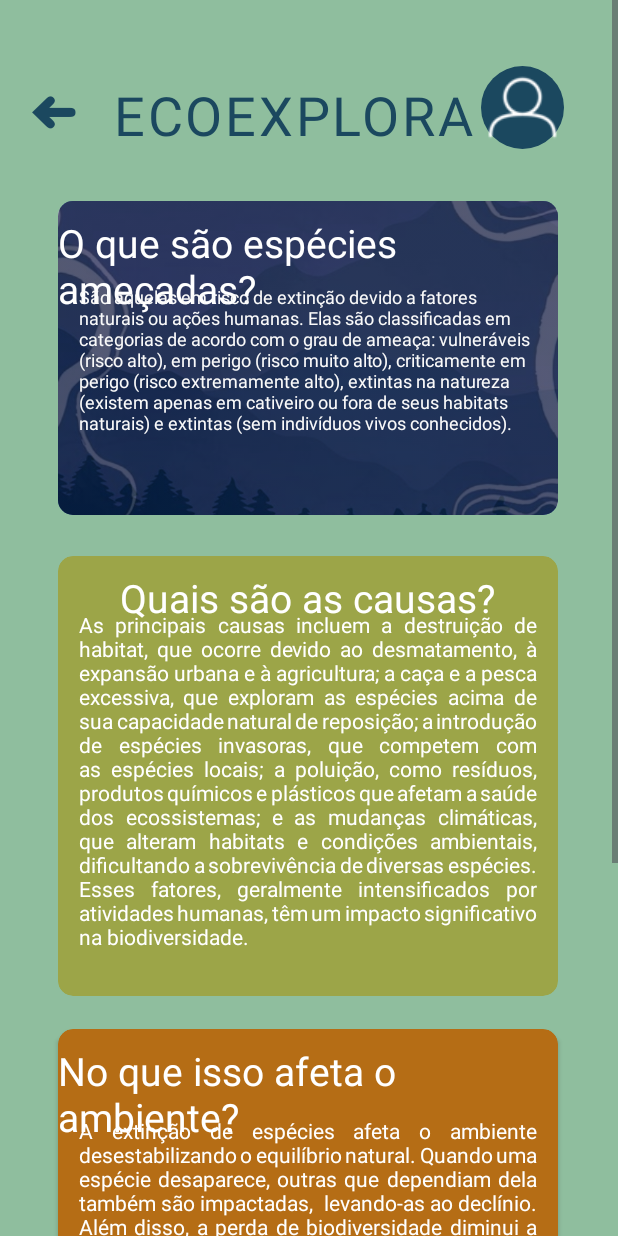
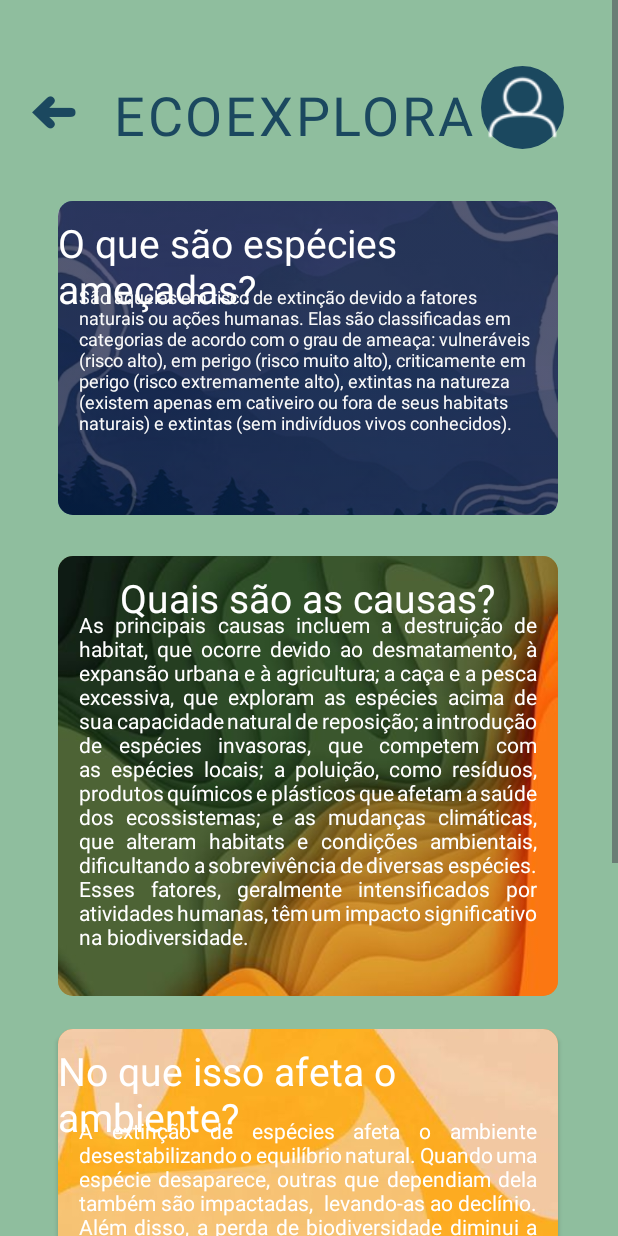
Before and after one commit to senacrs-emti/2024-3MB-freecode-G01, an Android app: the layout activity_infopage.xml on its own in the app's theme, with its tools: preview values and no code run, on a phone screen of 412 x 824 dp. Run offline under Robolectric (Android 15) with nearby library versions, the phone set to English and light mode, and no system bars; Roboto replaces fonts that are not available here.

Commit message:
upd colors

```diff
--- a/app/src/main/res/layout/activity_infopage.xml
+++ b/app/src/main/res/layout/activity_infopage.xml
@@ -123,6 +123,13 @@
                 app:layout_constraintStart_toStartOf="parent"
                 app:layout_constraintTop_toBottomOf="@+id/cardEspecies" >
 
+                <ImageView
+                    android:id="@+id/fundoCausas"
+                    android:layout_width="wrap_content"
+                    android:layout_height="wrap_content"
+                    android:scaleType="centerCrop"
+                    app:srcCompat="@drawable/fundo2" />
+
                 <TextView
                     android:id="@+id/textCausas1"
                     android:layout_width="wrap_content"
@@ -158,6 +165,13 @@
                 app:layout_constraintEnd_toEndOf="parent"
                 app:layout_constraintStart_toStartOf="parent"
                 app:layout_constraintTop_toBottomOf="@+id/cardCausas" >
+
+                <ImageView
+                    android:id="@+id/fundoAmbiente"
+                    android:layout_width="wrap_content"
+                    android:layout_height="wrap_content"
+                    android:scaleType="centerCrop"
+                    app:srcCompat="@drawable/fundo3" />
 
                 <TextView
                     android:id="@+id/textAmbiente1"
@@ -195,6 +209,13 @@
                 app:layout_constraintStart_toStartOf="parent"
                 app:layout_constraintTop_toBottomOf="@+id/cardAmbiente">
 
+                <ImageView
+                    android:id="@+id/fundoConserv"
+                    android:layout_width="wrap_content"
+                    android:layout_height="wrap_content"
+                    android:scaleType="centerCrop"
+                    app:srcCompat="@drawable/fundo4" />
+
                 <TextView
                     android:id="@+id/textConserv1"
                     android:layout_width="wrap_content"
```
Also changed, not shown: app/src/main/java/com/example/home/Infopage.java (+14 -0 lines), app/src/main/res/drawable/fundo2.png (added), app/src/main/res/drawable/fundo3.png (added), app/src/main/res/drawable/fundo4.png (added).
